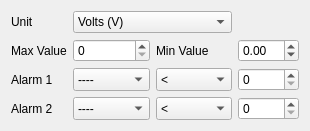
This is companion/src/modeledit/telemetry_analog.ui in opentx/opentx as Qt 5 draws it before an edit. The edited form follows.
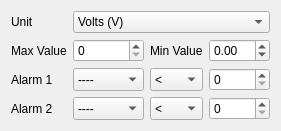
This is the edited form.

Commit message: Tightened up the layout of the Telemetry tab of model edit. It is the widest one, so it is setting the mninimum width for all tabs. Important to keep it tight.

Diff of the .ui file:
```diff
--- a/companion/src/modeledit/telemetry_analog.ui
+++ b/companion/src/modeledit/telemetry_analog.ui
@@ -6,7 +6,7 @@
    <rect>
     <x>0</x>
     <y>0</y>
-    <width>272</width>
+    <width>276</width>
     <height>118</height>
    </rect>
   </property>
@@ -260,7 +260,7 @@
        </property>
       </widget>
      </item>
-     <item row="0" column="1" colspan="2">
+     <item row="0" column="1" colspan="3">
       <widget class="QComboBox" name="UnitCB">
        <property name="sizePolicy">
         <sizepolicy hsizetype="MinimumExpanding" vsizetype="Fixed">
```
The commit also changes 1 other file.
